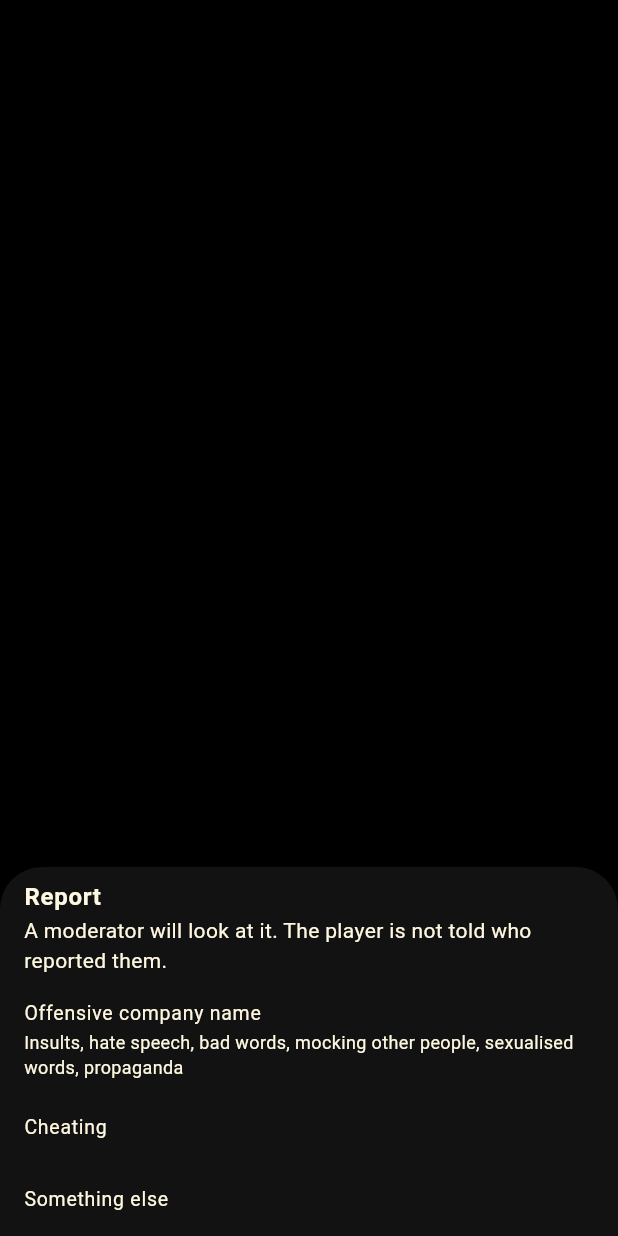
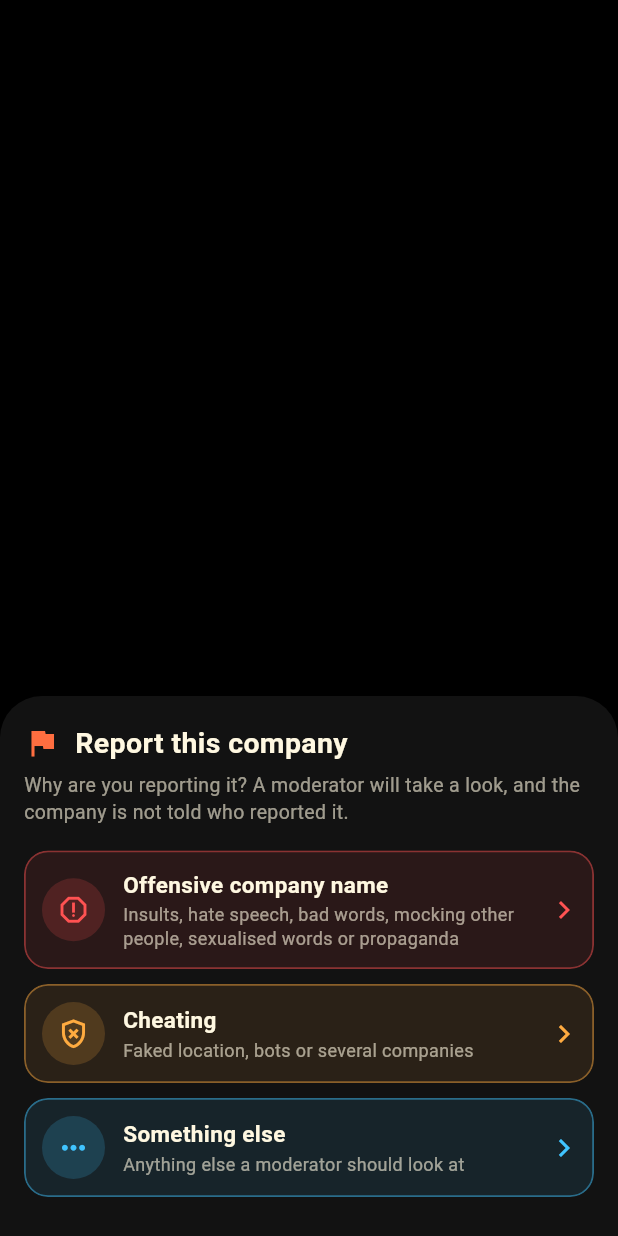
Before and after one commit to ivan-vrabac/OpenRes, a Flutter app: what reportPlayer() shows on an empty page, opened directly with empty values, on a phone screen of 412 x 824 dp. Run offline on Flutter 3.47's test engine with Material 3 defaults, Android fonts, the phone set to English and light mode, and no system bars; our stand-ins replace flutter_local_notifications, flutter_map, geolocator, google_sign_in, latlong2, shared_preferences and 1 more; accounts and stored records are empty; network calls fail.

Commit message:
Report screen has clear buttons
Co-Authored-By: Claude Opus 5.5 <noreply@anthropic.com>

```diff
--- a/app/lib/widgets/report.dart
+++ b/app/lib/widgets/report.dart
@@ -1,5 +1,6 @@
 import 'package:flutter/material.dart';
 
+import '../app_colors.dart';
 import '../services/game_api.dart';
 import 'popups.dart';
 import 'top_banner.dart';
@@ -7,20 +8,9 @@ import 'top_banner.dart';
 /// Report a player to the moderators (owner 2026-10-25, Google Play UGC policy: company names are
 /// written by players). Moved here from the chat widget when chat was removed (0.2.3).
 Future<void> reportPlayer(BuildContext context, String sid, String pid) async {
-  const reasons = {
-    'insult': ('Offensive company name', 'Insults, hate speech, bad words, mocking other people, sexualised words, propaganda'),
-    'cheating': ('Cheating', null),
-    'other': ('Something else', null),
-  };
   final reason = await showAppSheet<String>(
     context: context,
-    builder: (ctx) => SafeArea(child: Column(mainAxisSize: MainAxisSize.min, children: [
-      const ListTile(title: Text('Report', style: TextStyle(fontWeight: FontWeight.bold)),
-          subtitle: Text('A moderator will look at it. The player is not told who reported them.')),
-      for (final e in reasons.entries)
-        ListTile(dense: true, title: Text(e.value.$1), subtitle: e.value.$2 == null ? null : Text(e.value.$2!),
-            onTap: () => popIfCurrent(ctx, e.key)),
-    ])),
+    builder: (ctx) => ReportSheet(onPick: (key) => popIfCurrent(ctx, key)),
   );
   if (reason == null || !context.mounted) return;
   final r = await GameApi.call('/api/v1/report', sid, {'kind': 'player', 'pid': pid, 'reason': reason});
@@ -29,3 +19,78 @@ Future<void> reportPlayer(BuildContext context, String sid, String pid) async {
         isError: !r.ok);
   }
 }
+
+/// The reasons as separate buttons (owner 2026-11-02: a plain list read like a description).
+class ReportSheet extends StatelessWidget {
+  final void Function(String reason) onPick;
+  const ReportSheet({super.key, required this.onPick});
+
+  static const _reasons = [
+    ('insult', Icons.report_outlined, Colors.redAccent, 'Offensive company name',
+        'Insults, hate speech, bad words, mocking other people, sexualised words or propaganda'),
+    ('cheating', Icons.gpp_bad_outlined, Colors.orangeAccent, 'Cheating', 'Faked location, bots or several companies'),
+    ('other', Icons.more_horiz, Colors.lightBlueAccent, 'Something else', 'Anything else a moderator should look at'),
+  ];
+
+  @override
+  Widget build(BuildContext context) => SafeArea(
+        child: Padding(
+          padding: const EdgeInsets.fromLTRB(16, 18, 16, 16),
+          child: Column(mainAxisSize: MainAxisSize.min, crossAxisAlignment: CrossAxisAlignment.stretch, children: [
+            Row(children: [
+              Icon(Icons.flag, color: AppColors.accent, size: 24),
+              const SizedBox(width: 10),
+              const Text('Report this company', style: TextStyle(fontSize: 19, fontWeight: FontWeight.bold)),
+            ]),
+            const SizedBox(height: 6),
+            Text('Why are you reporting it? A moderator will take a look, and the company is not told who reported it.',
+                style: TextStyle(fontSize: 13, height: 1.35, color: AppColors.t54)),
+            const SizedBox(height: 16),
+            for (final (key, icon, color, title, text) in _reasons) ...[
+              _ReasonButton(icon: icon, color: color, title: title, text: text, onTap: () => onPick(key)),
+              const SizedBox(height: 10),
+            ],
+          ]),
+        ),
+      );
+}
+
+class _ReasonButton extends StatelessWidget {
+  final IconData icon;
+  final Color color;
+  final String title, text;
+  final VoidCallback onTap;
+  const _ReasonButton({required this.icon, required this.color, required this.title, required this.text, required this.onTap});
+
+  @override
+  Widget build(BuildContext context) {
+    final shape = RoundedRectangleBorder(
+        borderRadius: BorderRadius.circular(16),
+        side: BorderSide(color: color.withValues(alpha: 0.45), width: 1.2));
+    return Material(
+      color: color.withValues(alpha: 0.10),
+      shape: shape,
+      clipBehavior: Clip.antiAlias,
+      child: InkWell(
+        onTap: onTap,
+        child: Padding(
+          padding: const EdgeInsets.fromLTRB(12, 12, 8, 12),
+          child: Row(children: [
+            Container(
+              width: 42, height: 42,
+              decoration: BoxDecoration(color: color.withValues(alpha: 0.18), shape: BoxShape.circle),
+              child: Icon(icon, color: color, size: 23),
+            ),
+            const SizedBox(width: 12),
+            Expanded(child: Column(crossAxisAlignment: CrossAxisAlignment.start, children: [
+              Text(title, style: const TextStyle(fontSize: 15, fontWeight: FontWeight.w700)),
+              const SizedBox(height: 2),
+              Text(text, style: TextStyle(fontSize: 12, height: 1.3, color: AppColors.t54)),
+            ])),
+            Icon(Icons.chevron_right, color: color),
+          ]),
+        ),
+      ),
+    );
+  }
+}
```
Also changed, not shown: 1 other file.
